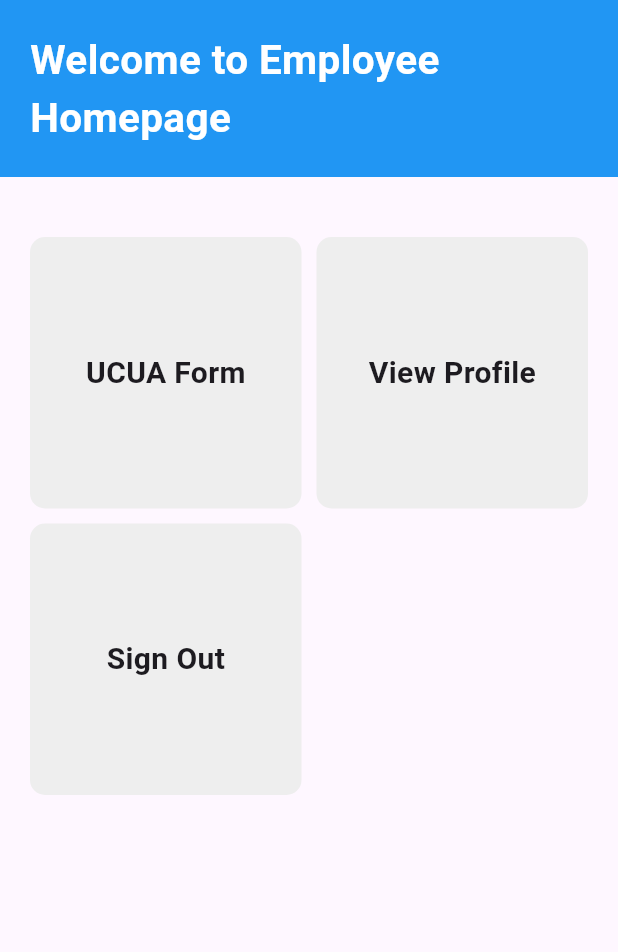
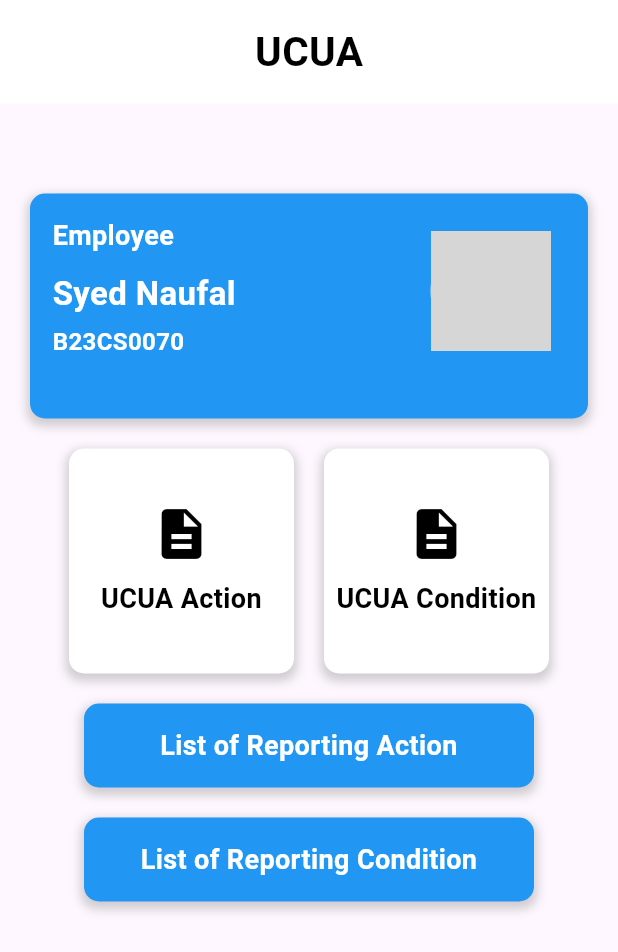
Before and after one commit to najwaasyilah/UCUA-SAFETY-SYSTEM, a Flutter app: the empHomePage screen opened by its route, on a phone screen of 412 x 824 dp. Shown: the top 952 px of the screen. Run offline on Flutter 3.47's test engine with Material 3 defaults, Android fonts, the phone set to English and light mode, and no system bars; our stand-ins replace cloud_firestore, firebase_auth, firebase_core, flutter_spinkit, fluttertoast; accounts and stored records are empty; grey boxes are pictures that could not be loaded.

Commit message:
homepage front end updated

```diff
--- a/ucua_staging/lib/features/ucua_fx/screens/pages/Employee/homeEmp.dart
+++ b/ucua_staging/lib/features/ucua_fx/screens/pages/Employee/homeEmp.dart
@@ -1,7 +1,6 @@
 import 'package:firebase_auth/firebase_auth.dart';
 import 'package:flutter/material.dart';
 import 'package:ucua_staging/features/ucua_fx/screens/pages/Employee/navbar.dart';
-
 
 class empHomePage extends StatefulWidget {
   const empHomePage({super.key});
@@ -15,65 +14,172 @@ class _empHomePageState extends State<empHomePage> {
   Widget build(BuildContext context) {
     return Scaffold(
       drawer: const NavBar(),
-      /*appBar: AppBar(
-        automaticallyImplyLeading: false,
-        title: const Text("Employee Homepage"),
-        backgroundColor: Colors.blue,
-      ),*/
       body: Column(
         crossAxisAlignment: CrossAxisAlignment.center,
         children: [
           Container(
-            padding: const EdgeInsets.all(20),
-            color: Colors.blue,
-            child: const Text(
-              "Welcome to Employee Homepage",
-              style: TextStyle(fontSize: 27, fontWeight: FontWeight.bold, color: Colors.white),
+            padding: const EdgeInsets.all(15),
+            color: Colors.white,
+            child: Center(
+              child: const Text(
+                "UCUA",
+                style: TextStyle(fontSize: 27, fontWeight: FontWeight.bold, color: Colors.black),
+              ),
             ),
           ),
-          const SizedBox(height: 20),
-          Expanded(
-            child: GridView.count(
-              crossAxisCount: 2,
-              crossAxisSpacing: 10,
-              mainAxisSpacing: 10,
-              padding: const EdgeInsets.all(20),
-              children: [
-                _buildBox(context, "UCUA Form", () => _navigateToUCUAForm()),
-                _buildBox(context, "View Profile", () => _navigateToViewProfile()),
-                _buildBox(context, "Sign Out", () => _signOut()),
-              ],
-            ),
-          ),
+          const SizedBox(height: 60),
+          _buildEmployeeCard("Employee"), // Inserting the Employee Card
         ],
       ),
     );
   }
 
-  Widget _buildBox(BuildContext context, String text, Function() onPressed) {
+  Widget _buildEmployeeCard(String employeeName) {
+    return Column(
+      children: [
+        Container(
+          width: double.infinity, // To make the card take full width
+          height: 150, // Adjust the height as needed
+          padding: EdgeInsets.all(15),
+          margin: EdgeInsets.symmetric(horizontal: 20),
+          decoration: BoxDecoration(
+            color: Colors.blue,
+            borderRadius: BorderRadius.circular(10),
+            boxShadow: [
+              BoxShadow(
+                color: Colors.grey.withOpacity(0.5),
+                spreadRadius: 2,
+                blurRadius: 5,
+                offset: Offset(0, 3),
+              ),
+            ],
+          ),
+          child: Stack(
+            children: [
+              Column(
+                crossAxisAlignment: CrossAxisAlignment.start,
+                children: [
+                  Text(
+                    employeeName,
+                    style: TextStyle(fontSize: 18, fontWeight: FontWeight.bold, color: Colors.white),
+                  ),
+                  SizedBox(height: 10), // Add spacing between texts
+                  Text(
+                    "Syed Naufal",
+                    style: TextStyle(fontSize: 22, fontWeight: FontWeight.bold, color: Colors.white),
+                  ),
+                  SizedBox(height: 5), // Add spacing between texts
+                  Text(
+                    "B23CS0070",
+                    style: TextStyle(fontSize: 16, fontWeight: FontWeight.bold, color: Colors.white),
+                  ),
+                ],
+              ),
+              Positioned(
+                top: 10,
+                right: 10,
+                child: CircleAvatar(
+                  radius: 40,
+                  backgroundImage: AssetImage('assets/profile_picture.png'), // Change to your image path
+                ),
+              ),
+            ],
+          ),
+        ),
+        SizedBox(height: 20), // Add spacing between rounded boxes and square rounded boxes
+        Row(
+          mainAxisAlignment: MainAxisAlignment.center, // Center the boxes horizontally
+          children: [
+            _buildSquareRoundedBox("UCUA Action"), // Inserting the first square rounded box
+            SizedBox(width: 20), // Add spacing between the square rounded boxes
+            _buildSquareRoundedBox("UCUA Condition"), // Inserting the second square rounded box
+          ],
+        ),
+        SizedBox(height: 20), // Add spacing between square rounded boxes and rectangle rounded box
+        _buildRectangleRoundedBox("List of Reporting Action"), // Inserting the rectangle rounded box
+        SizedBox(height: 20), // Add spacing between rectangle rounded boxes
+        _buildRectangleRoundedBox("List of Reporting Condition"), // Inserting the second rectangle rounded box
+      ],
+    );
+  }
+
+  Widget _buildSquareRoundedBox(String description) {
     return GestureDetector(
-      onTap: onPressed,
+      onTap: () {
+        if (description == "UCUA Action") {
+          // Navigate to UCUA Action page
+          Navigator.pushNamed(context, "/view_action_form");
+        } else if (description == "UCUA Condition") {
+          // Navigate to UCUA Condition page
+          Navigator.pushNamed(context, "/view_condition_form");
+        }
+        // Add more conditions for other descriptions if needed
+      },
       child: Container(
+        width: 150,
+        height: 150,
         decoration: BoxDecoration(
-          color: Colors.grey[200],
+          color: Colors.white,
           borderRadius: BorderRadius.circular(10),
+          boxShadow: [
+            BoxShadow(
+              color: Colors.grey.withOpacity(0.5),
+              spreadRadius: 2,
+              blurRadius: 5,
+              offset: Offset(0, 3),
+            ),
+          ],
         ),
-        child: Center(
-          child: Text(
-            text,
-            style: const TextStyle(fontSize: 20, fontWeight: FontWeight.bold),
-          ),
+        child: Column(
+          mainAxisAlignment: MainAxisAlignment.center,
+          children: [
+            Icon(Icons.description, size: 40, color: Colors.black), // Description icon
+            SizedBox(height: 10), // Add spacing between icon and text
+            Text(
+              description,
+              textAlign: TextAlign.center,
+              style: TextStyle(fontSize: 18, fontWeight: FontWeight.bold, color: Colors.black),
+            ),
+          ],
         ),
       ),
     );
   }
 
-  void _navigateToUCUAForm() {
-    // Navigate to UCUA Form page
-  }
-
-  void _navigateToViewProfile() {
-    // Navigate to View Profile page
+  Widget _buildRectangleRoundedBox(String text) {
+    return GestureDetector(
+      onTap: () {
+        if (text == "List of Reporting Action") {
+          // Navigate to List of Reporting Action page
+          Navigator.pushNamed(context, "/view_action_form_list");
+        } else if (text == "List of Reporting Condition") {
+          // Navigate to List of Reporting Condition page
+          Navigator.pushNamed(context, "/view_condition_form_list");
+        }
+        // Add more conditions for other texts if needed
+      },
+      child: Container(
+        width: 300,
+        padding: EdgeInsets.all(15),
+        decoration: BoxDecoration(
+          color: Colors.blue,
+          borderRadius: BorderRadius.circular(10),
+          boxShadow: [
+            BoxShadow(
+              color: Colors.grey.withOpacity(0.5),
+              spreadRadius: 2,
+              blurRadius: 5,
+              offset: Offset(0, 3),
+            ),
+          ],
+        ),
+        child: Text(
+          text,
+          textAlign: TextAlign.center,
+          style: TextStyle(fontSize: 18, fontWeight: FontWeight.bold, color: Colors.white),
+        ),
+      ),
+    );
   }
 
   void _signOut() async {
```
